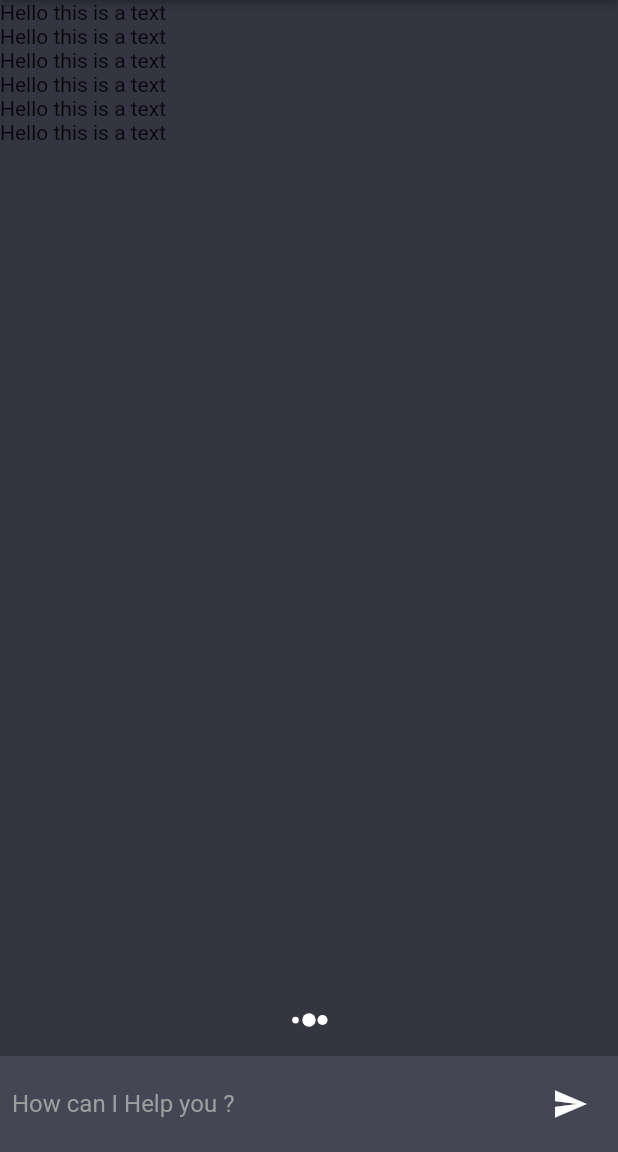
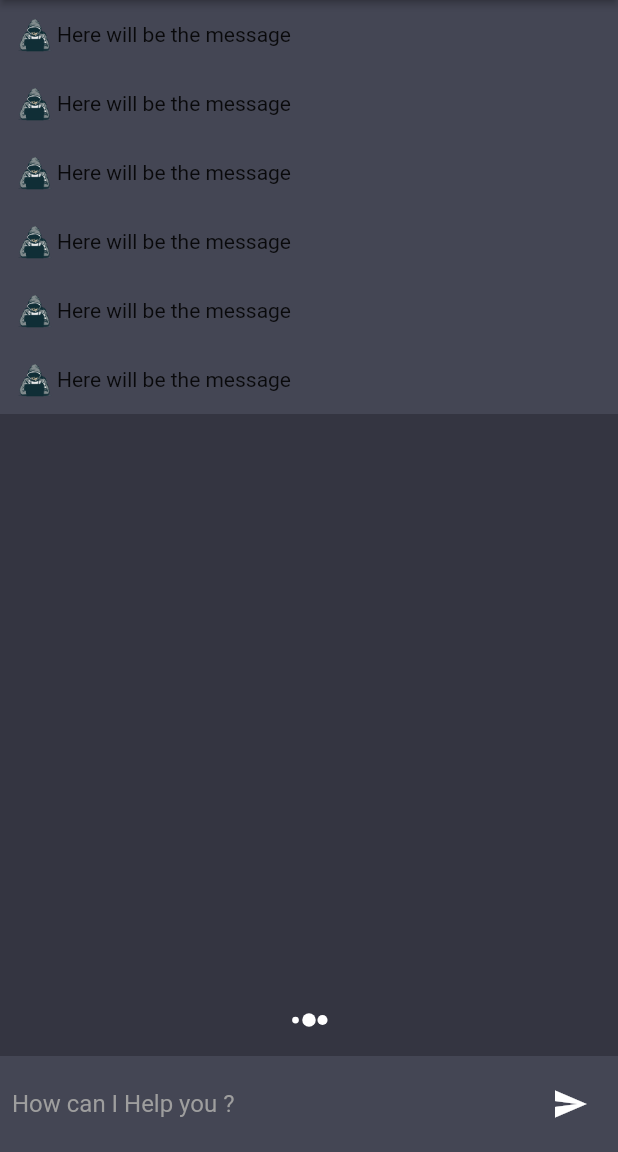
Before and after one commit to Cyrius58/ChatGPT-Orbis, a Flutter app: the screen it shows after launch, on a phone screen of 412 x 824 dp, the part 84-1236 px from its top. Run offline on Flutter 3.47's test engine with Material 2 defaults, Android fonts, the phone set to English and light mode, and no system bars; our stand-ins replace flutter_spinkit.

Commit message:
Adding Chat_Widget.dart, Chat_screen.dart and modifying constants.dart

```diff
--- a/lib/screens/chat_screen.dart
+++ b/lib/screens/chat_screen.dart
@@ -1,4 +1,5 @@
 import 'package:chatgpt_orbis/constants/constants.dart';
+import 'package:chatgpt_orbis/widgets/chat_widget.dart';
 import 'package:flutter/material.dart';
 import 'package:flutter/src/widgets/container.dart';
 import 'package:flutter/src/widgets/framework.dart';
@@ -53,7 +54,7 @@
               child: ListView.builder(
                 itemCount: 6,
                 itemBuilder: (context, index) {
-                  return const Text("Hello this is a text");
+                  return const ChatWidget();
                 },
               ),
             ),
@@ -97,3 +98,4 @@
     );
   }
 }
+//https://www.youtube.com/watch?v=oOkviQ-K560&list=PL333BSi_KSQ_AqZQR98tAjxcXYMmPyr8E&index=7
--- /dev/null
+++ b/lib/widgets/chat_widget.dart
@@ -0,0 +1,33 @@
+import 'package:chatgpt_orbis/constants/constants.dart';
+import 'package:chatgpt_orbis/services/assets_manager.dart';
+import 'package:flutter/material.dart';
+import 'package:flutter/src/widgets/framework.dart';
+import 'package:flutter/src/widgets/placeholder.dart';
+
+class ChatWidget extends StatelessWidget {
+  const ChatWidget({super.key});
+
+  @override
+  Widget build(BuildContext context) {
+    return Column(
+      children: [
+        Material(
+          color: cardColor,
+          child: Padding(
+            padding: const EdgeInsets.all(8.0),
+            child: Row(
+              children: [
+                Image.asset(
+                  AssetsManager.userImage,
+                  height: 30,
+                  width: 30,
+                ),
+                const Text("Here will be the message"),
+              ],
+            ),
+          ),
+        ),
+      ],
+    );
+  }
+}
```
Also changed, not shown: lib/constants/constants.dart (+30 -0 lines).
